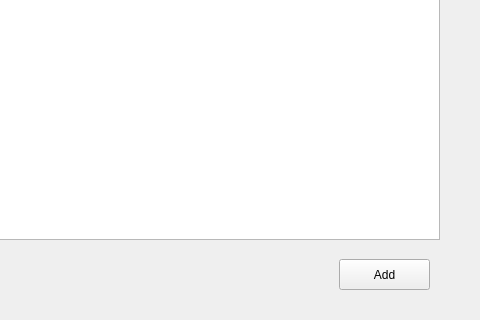
The window that ProjectbuildPc/Ui/SelectCPU.ui (lomamaster/pyqt5_finalP) describes before a commit, drawn with Qt 5; both pictures show x 331 to 811 and y 271 to 591 of the 811 by 591 pixel window.
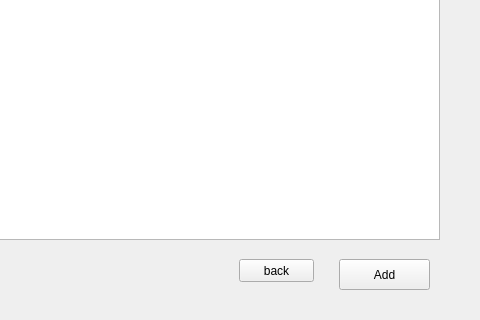
The same window after the commit.

```diff
--- a/ProjectbuildPc/Ui/SelectCPU.ui
+++ b/ProjectbuildPc/Ui/SelectCPU.ui
@@ -64,6 +64,25 @@
      <width>731</width>
      <height>411</height>
     </rect>
+   </property>
+   <property name="selectionMode">
+    <enum>QAbstractItemView::SingleSelection</enum>
+   </property>
+   <property name="selectionBehavior">
+    <enum>QAbstractItemView::SelectRows</enum>
+   </property>
+  </widget>
+  <widget class="QPushButton" name="pushBack">
+   <property name="geometry">
+    <rect>
+     <x>570</x>
+     <y>530</y>
+     <width>75</width>
+     <height>23</height>
+    </rect>
+   </property>
+   <property name="text">
+    <string>back</string>
    </property>
   </widget>
  </widget>
```
Left out of the diff: 4 changed lines with no effect on the pictures.
